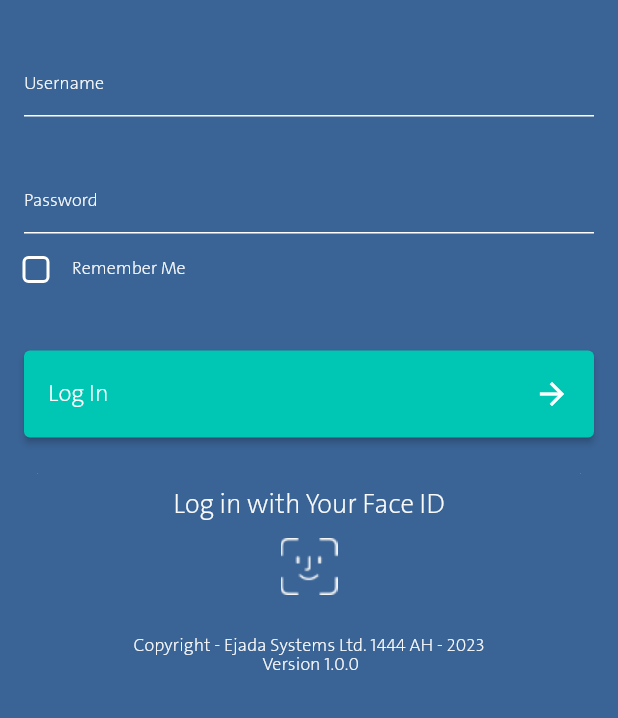
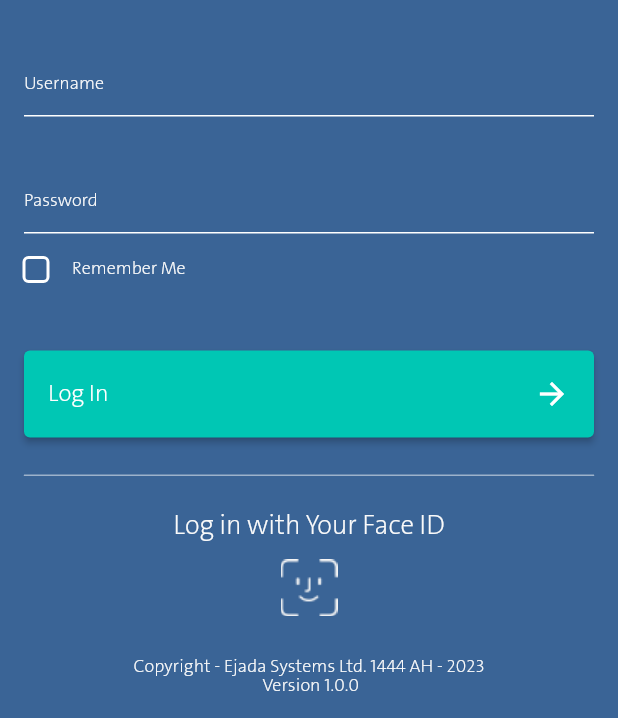
Before and after one commit to AhmedElsalhy/VacationsApp, a Flutter app: the screen it shows after launch, on a phone screen of 412 x 824 dp, the part 518-1236 px from its top. Run offline on Flutter 3.47's test engine with Material 2 defaults, Android fonts, the phone set to English and light mode, and no system bars.

Commit message:
Second Commit

```diff
--- a/lib/screens/login_screen.dart
+++ b/lib/screens/login_screen.dart
@@ -100,18 +100,17 @@ class _LoginScreenState extends State<LoginScreen> {
                       MainButtonStyle(
                         text: 'Log In',
                       ),
-                      SizedBox(height: 15),
-                      Expanded(
-                        child: Padding(
-                          padding: const EdgeInsets.symmetric(horizontal: 16),
+                      SizedBox(height: 25),
+                      Padding(
+                        padding: const EdgeInsets.symmetric(horizontal: 16),
+                        child: Expanded(
                           child: Container(
-                            margin: EdgeInsets.all(9),
                             decoration: kLineStyle,
                           ),
                         ),
                       ),
                       SizedBox(
-                        height: 10,
+                        height: 20,
                       ),
                       WelcomeText(
                           text: 'Log in with Your Face ID', fontSize: 18),
```
